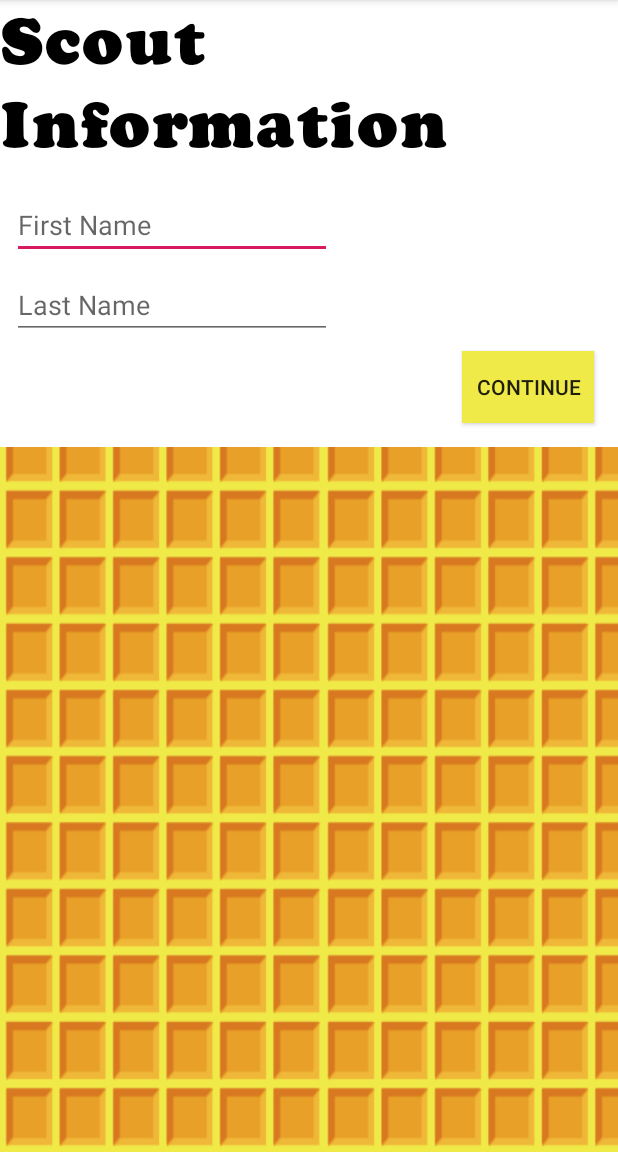
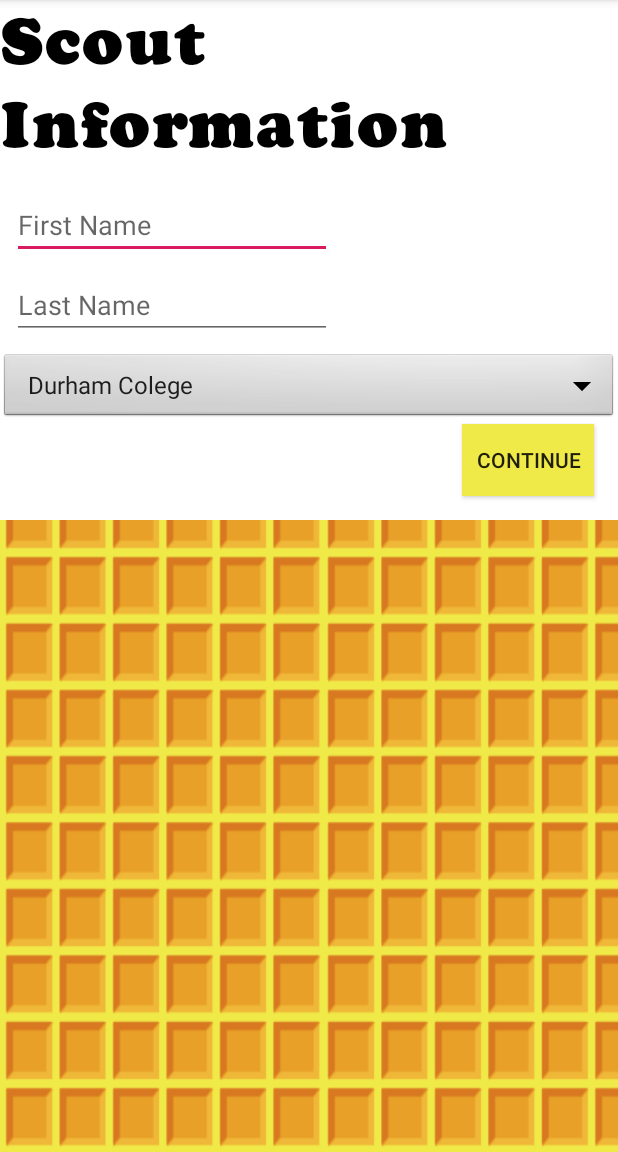
Before and after one commit to FRC-4476-WAFFLES/ScoutingApp, an Android app: the ScoutData screen opened directly, with no data from a screen before it, on a phone screen of 412 x 824 dp, the part 84-1236 px from its top. Run offline under Robolectric (Android 15) with nearby library versions, the phone set to English and light mode, and no system bars.

Commit message:
minor update to scout data
(add current event for file management reasons)

```diff
--- a/app/src/main/java/com/wcr/wafflesscoutingapp/GlobalData.java
+++ b/app/src/main/java/com/wcr/wafflesscoutingapp/GlobalData.java
@@ -11,9 +11,11 @@ public class GlobalData extends Application {
     //2: id2
     //3: id3
     private String game_state;
+
     //1: pregame
     //2: mid game
     //3 post game
+    private String event;
 
     public String get_Scout_name_first() {
         return scout_name_first;
@@ -46,4 +48,11 @@ public class GlobalData extends Application {
     public void setGame_state(String game_state) {
         this.game_state = game_state;
     }
+    public String getEvent() {
+        return event;
+    }
+
+    public void setEvent(String event) {
+        this.event = event;
+    }
 }
--- a/app/src/main/java/com/wcr/wafflesscoutingapp/ScoutData.java
+++ b/app/src/main/java/com/wcr/wafflesscoutingapp/ScoutData.java
@@ -6,8 +6,11 @@ import android.content.Intent;
 import android.graphics.Typeface;
 import android.os.Bundle;
 import android.view.View;
+import android.widget.AdapterView;
+import android.widget.ArrayAdapter;
 import android.widget.Button;
 import android.widget.EditText;
+import android.widget.Spinner;
 import android.widget.TextView;
 
 import com.wcr.wafflesscoutingapp.GameId0.GameId0;
@@ -25,8 +28,8 @@ public class ScoutData extends AppCompatActivity {
         setContentView(R.layout.activity_scout_data);
         CooperBlack = Typeface.createFromAsset(this.getAssets(), "fonts/CooperFiveOpti-Black.otf");
         final GlobalData app_data = (GlobalData)getApplicationContext();
-        EditText ScoutFirstName = (EditText)findViewById(R.id.scoutFirstNameEditText);
-        EditText ScoutLastName = (EditText)findViewById(R.id.scoutLastNameEditText);
+        final EditText ScoutFirstName = (EditText)findViewById(R.id.scoutFirstNameEditText);
+        final EditText ScoutLastName = (EditText)findViewById(R.id.scoutLastNameEditText);
         TextView ScoutDataTitle = (TextView)findViewById(R.id.scoutDataTitleTextView);
         ScoutDataTitle.setTypeface(CooperBlack);
         if(app_data.get_Scout_name_first() != ""){
@@ -35,12 +38,38 @@ public class ScoutData extends AppCompatActivity {
         if(app_data.get_Scout_name_last() != ""){
             ScoutLastName.setText(app_data.get_Scout_name_last());
         }
+
+        //event
+        final Spinner spinner = (Spinner)findViewById(R.id.eventSpinner);
+        // Create an ArrayAdapter using the string array and a default spinner layout
+        ArrayAdapter<CharSequence> adapter = ArrayAdapter.createFromResource(this,
+                R.array.events_array, android.R.layout.simple_spinner_item);
+        // Specify the layout to use when the list of choices appears
+        adapter.setDropDownViewResource(android.R.layout.simple_spinner_dropdown_item);
+        // Apply the adapter to the spinner
+        spinner.setAdapter(adapter);
+        spinner.setOnItemSelectedListener(new AdapterView.OnItemSelectedListener() {
+            @Override
+            public void onItemSelected(AdapterView<?> adapterView, View view, int i, long l) {
+                app_data.setEvent(String.valueOf(spinner.getSelectedItem()));
+            }
+
+            @Override
+            public void onNothingSelected(AdapterView<?> adapterView) {
+
+            }
+        });
+
+
         Button continueBtn = (Button)findViewById(R.id.continueButton);
         continueBtn.setOnClickListener(new View.OnClickListener() {
             @Override
             public void onClick(View view) {
                 int index = app_data.get_Game_index();
                 app_data.setGame_state(getString(R.string.pregame));
+                app_data.set_Scout_name_first(ScoutFirstName.getText().toString());
+                app_data.set_Scout_name_last(ScoutLastName.getText().toString());
+                app_data.setEvent(String.valueOf(spinner.getSelectedItem()));
                 if(index == 0){
                     Intent startIntent = new Intent(getApplicationContext(), GameId0.class);
                     //show how to pass information to another activity
@@ -57,5 +86,6 @@ public class ScoutData extends AppCompatActivity {
                 }
             }
         });
+
     }
 }
--- a/app/src/main/res/layout/activity_scout_data.xml
+++ b/app/src/main/res/layout/activity_scout_data.xml
@@ -67,6 +67,13 @@
             app:layout_constraintStart_toStartOf="parent"
             app:layout_constraintTop_toBottomOf="@+id/scoutFirstNameEditText" />
 
+        <Spinner
+            android:id="@+id/eventSpinner"
+            android:layout_width="match_parent"
+            android:layout_height="wrap_content"
+            android:background="@android:drawable/btn_dropdown"
+            android:spinnerMode="dropdown"/>
+
         <Button
             android:id="@+id/continueButton"
             android:layout_width="wrap_content"
--- a/app/src/main/res/values/strings.xml
+++ b/app/src/main/res/values/strings.xml
@@ -22,4 +22,12 @@
     <string name="midgame_2_title">Tele-Op</string>
     <string name="postgame_title">End Game</string>
     <string name="submit_title">Submit Match Data</string>
+
+    <string-array name="events_array">
+        <item>Durham Colege</item>
+        <item>idk waterloo or smthn</item>
+        <item>DCMP</item>
+        <item>Worlds</item>
+        <item>Off season?</item>
+    </string-array>
 </resources>
```
